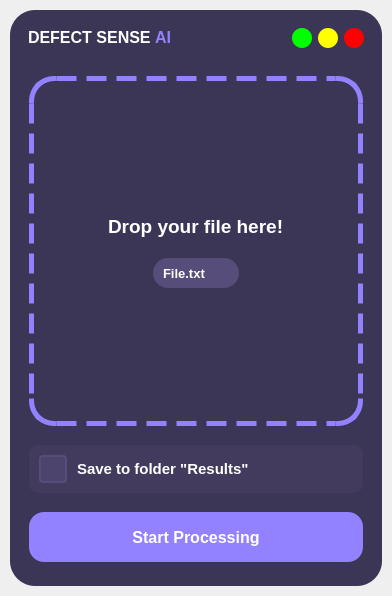
Qt form ui/qt_designer/main_window.ui (DIMFLIX-OFFICIAL/DefectSenseAI) before a commit.
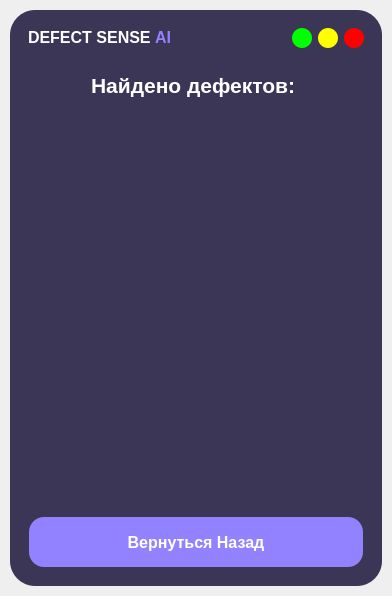
The same form after that commit. Icons and pictures are not drawn.

Diff of the .ui file:
```diff
--- a/ui/qt_designer/main_window.ui
+++ b/ui/qt_designer/main_window.ui
@@ -58,19 +58,23 @@
       </property>
       <layout class="QGridLayout" name="gridLayout">
        <item row="1" column="0">
-        <widget class="QFrame" name="main_area">
-         <property name="frameShape">
-          <enum>QFrame::StyledPanel</enum>
+        <widget class="QStackedWidget" name="stackedWidget">
+         <property name="styleSheet">
+          <string notr="true">background-color: #3C3656;</string>
          </property>
-         <property name="frameShadow">
-          <enum>QFrame::Raised</enum>
+         <property name="currentIndex">
+          <number>1</number>
          </property>
+         <widget class="QWidget" name="settings_page">
          <layout class="QVBoxLayout" name="verticalLayout_2">
+           <property name="spacing">
+            <number>0</number>
+           </property>
           <property name="leftMargin">
            <number>10</number>
           </property>
           <property name="topMargin">
-           <number>0</number>
+            <number>10</number>
           </property>
           <property name="rightMargin">
            <number>10</number>
@@ -99,7 +103,19 @@
             </property>
             <layout class="QVBoxLayout" name="verticalLayout_3">
              <property name="spacing">
-              <number>20</number>
+               <number>10</number>
+              </property>
+              <property name="leftMargin">
+               <number>0</number>
+              </property>
+              <property name="topMargin">
+               <number>0</number>
+              </property>
+              <property name="rightMargin">
+               <number>0</number>
+              </property>
+              <property name="bottomMargin">
+               <number>0</number>
              </property>
              <item>
               <spacer name="verticalSpacer_2">
@@ -117,7 +133,7 @@
                </property>
               </spacer>
              </item>
-             <item alignment="Qt::AlignHCenter|Qt::AlignVCenter">
+              <item alignment="Qt::AlignHCenter">
               <widget class="QLabel" name="drag_and_drop_title">
                <property name="font">
                 <font>
@@ -136,7 +152,7 @@
                </property>
               </widget>
              </item>
-             <item alignment="Qt::AlignHCenter|Qt::AlignTop">
+              <item alignment="Qt::AlignHCenter">
               <widget class="QFrame" name="el_in_drag_and_drop">
                <property name="minimumSize">
                 <size>
@@ -327,6 +343,117 @@
           </item>
          </layout>
         </widget>
+         <widget class="QWidget" name="results_page">
+          <layout class="QVBoxLayout" name="verticalLayout_4">
+           <property name="spacing">
+            <number>10</number>
+           </property>
+           <property name="leftMargin">
+            <number>10</number>
+           </property>
+           <property name="topMargin">
+            <number>10</number>
+           </property>
+           <property name="rightMargin">
+            <number>10</number>
+           </property>
+           <property name="bottomMargin">
+            <number>10</number>
+           </property>
+           <item>
+            <widget class="QLabel" name="DefectsFinded">
+             <property name="font">
+              <font>
+               <pointsize>16</pointsize>
+               <bold>true</bold>
+              </font>
+             </property>
+             <property name="styleSheet">
+              <string notr="true">color: #FFFFFF;</string>
+             </property>
+             <property name="text">
+              <string>Найдено дефектов: </string>
+             </property>
+             <property name="alignment">
+              <set>Qt::AlignCenter</set>
+             </property>
+            </widget>
+           </item>
+           <item>
+            <widget class="QListWidget" name="defectList">
+             <property name="font">
+              <font>
+               <pointsize>10</pointsize>
+               <bold>true</bold>
+              </font>
+             </property>
+             <property name="focusPolicy">
+              <enum>Qt::NoFocus</enum>
+             </property>
+             <property name="styleSheet">
+              <string notr="true">QListWidget {
+        background-color: transparent;
+		padding: 15px 10px;	
+    }
+    QListWidget::item {
+		background-color: #564D7A;
+		padding: 10px;
+		border-radius: 5px;
+        color: white;
+        padding: 5px;
+		margin-bottom: 10px;
+    }</string>
+             </property>
+             <property name="editTriggers">
+              <set>QAbstractItemView::NoEditTriggers</set>
+             </property>
+             <property name="showDropIndicator" stdset="0">
+              <bool>false</bool>
+             </property>
+             <property name="selectionMode">
+              <enum>QAbstractItemView::NoSelection</enum>
+             </property>
+             <property name="selectionBehavior">
+              <enum>QAbstractItemView::SelectRows</enum>
+             </property>
+             <property name="textElideMode">
+              <enum>Qt::ElideNone</enum>
+             </property>
+             <property name="selectionRectVisible">
+              <bool>false</bool>
+             </property>
+            </widget>
+           </item>
+           <item>
+            <widget class="QPushButton" name="BackBtn">
+             <property name="minimumSize">
+              <size>
+               <width>0</width>
+               <height>50</height>
+              </size>
+             </property>
+             <property name="font">
+              <font>
+               <pointsize>12</pointsize>
+               <bold>true</bold>
+              </font>
+             </property>
+             <property name="styleSheet">
+              <string notr="true">QPushButton {
+	background-color: #9382FF;
+	border: none;
+	border-radius: 15px;
+	color: #FFFFFF;
+}</string>
+             </property>
+             <property name="text">
+              <string>Вернуться Назад</string>
+             </property>
+            </widget>
+           </item>
+          </layout>
+         </widget>
+        </widget>
        </item>
        <item row="0" column="0">
         <widget class="QFrame" name="header">
@@ -384,7 +511,8 @@
             </property>
             <property name="styleSheet">
              <string notr="true">background-color: rgb(0, 255, 0);
-border-radius: 10px;</string>
+border-radius: 10px;
+border: none;</string>
             </property>
             <property name="text">
              <string/>
@@ -407,7 +535,8 @@
             </property>
             <property name="styleSheet">
              <string notr="true">background-color: rgb(255, 255, 0);
-	border-radius: 10px;</string>
+	border-radius: 10px;
+border: none;</string>
             </property>
             <property name="text">
              <string/>
@@ -430,7 +559,8 @@
             </property>
             <property name="styleSheet">
              <string notr="true">background-color: rgb(255, 0, 0);
-	border-radius: 10px;</string>
+	border-radius: 10px;
+border: none;</string>
             </property>
             <property name="text">
              <string/>
```
Lines whose indentation alone changed are shown as unchanged.
